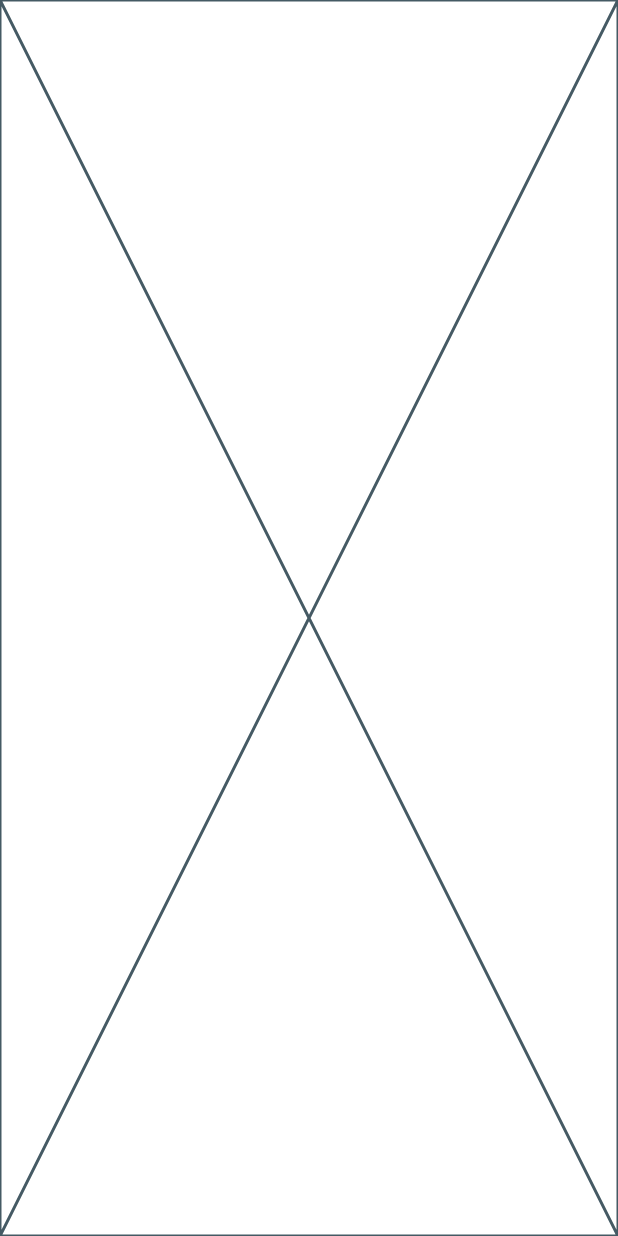
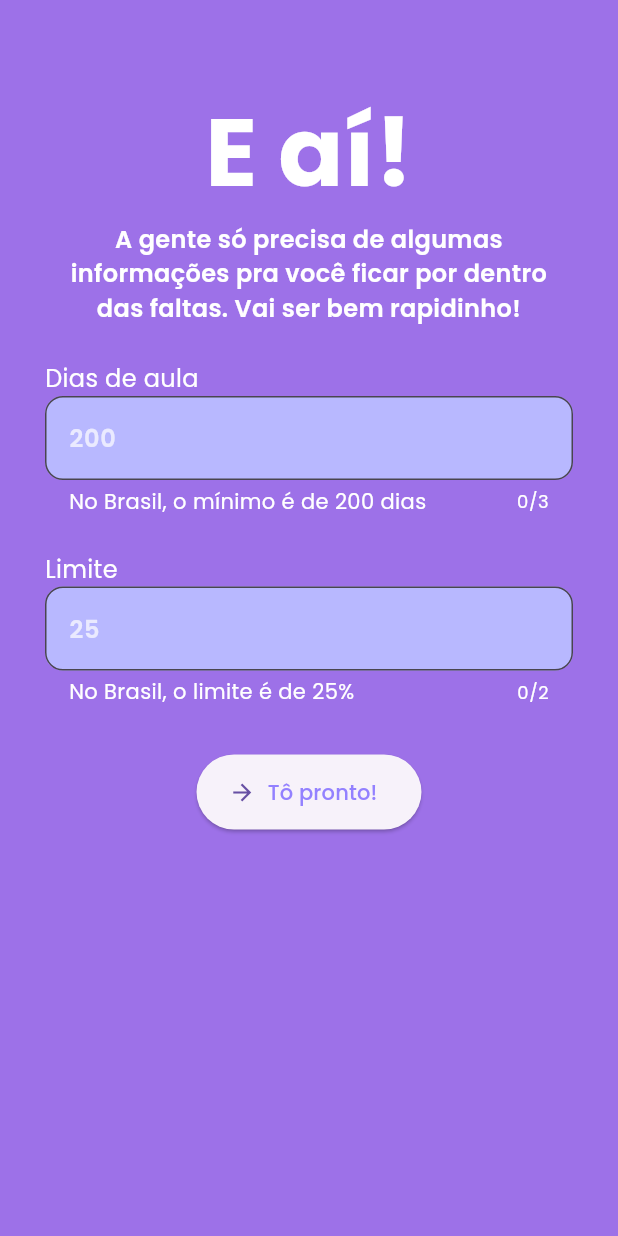
Before and after one commit to om1cael/Falty, a Flutter app: the screen it shows after launch, on a phone screen of 412 x 824 dp. Run offline on Flutter 3.47's test engine with Material 3 defaults, Android fonts, the phone set to English and light mode, and no system bars.

Commit message:
feat: add setup page visual

```diff
--- a/lib/main.dart
+++ b/lib/main.dart
@@ -1,3 +1,4 @@
+import 'package:falty/pages/setup_page.dart';
 import 'package:flutter/material.dart';
 
 void main() {
@@ -13,7 +14,7 @@ class MyApp extends StatelessWidget {
       theme: ThemeData(
         fontFamily: 'Poppins',
       ),
-      home: Placeholder(),
+      home: const SetupPage(),
     );
   }
 }
--- /dev/null
+++ b/lib/pages/setup_page.dart
@@ -0,0 +1,74 @@
+import 'package:falty/widgets/number_input_field.dart';
+import 'package:flutter/material.dart';
+
+class SetupPage extends StatelessWidget {
+  const SetupPage({super.key});
+
+  @override
+  Widget build(BuildContext context) {
+    return Scaffold(
+      backgroundColor: Color(0xff9D71E8),
+      appBar: AppBar(
+        backgroundColor: Color(0xff9D71E8),
+      ),
+      body: SafeArea(
+        child: SingleChildScrollView(
+          child: Padding(
+            padding: const EdgeInsets.only(left: 30, right: 30),
+            child: Column(
+              children: [
+                Text(
+                  'E aí!',
+                  style: TextStyle(
+                    color: Colors.white,
+                    fontWeight: FontWeight.bold,
+                    fontSize: 64
+                  ),
+                ),
+                Text(
+                  'A gente só precisa de algumas informações pra você ficar por dentro das faltas. Vai ser bem rapidinho!',
+                  style: TextStyle(
+                    color: Colors.white,
+                    fontWeight: FontWeight.w600,
+                    fontSize: 16,
+                  ),
+                  textAlign: TextAlign.center,
+                ),
+                SizedBox(height: 24,),
+                NumberInputField(
+                  label: 'Dias de aula',
+                  hint: '200',
+                  helper: 'No Brasil, o mínimo é de 200 dias',
+                  suffix: 'dias',
+                  length: 3,
+                ),
+                SizedBox(height: 24,),
+                NumberInputField(
+                  label: 'Limite',
+                  hint: '25',
+                  helper: 'No Brasil, o limite é de 25%',
+                  suffix: '%',
+                  length: 2,
+                ),
+                SizedBox(height: 32,),
+                ElevatedButton.icon(
+                  onPressed: () {},
+                  style: ElevatedButton.styleFrom(
+                      fixedSize: Size(150, 50)
+                  ),
+                  label: Text(
+                    'Tô pronto!',
+                    style: TextStyle(
+                      color: Color(0xff9381FF)
+                    ),
+                  ),
+                  icon: Icon(Icons.arrow_forward),
+                )
+              ],
+            ),
+          ),
+        ),
+      ),
+    );
+  }
+}
--- /dev/null
+++ b/lib/widgets/number_input_field.dart
@@ -0,0 +1,73 @@
+import 'package:flutter/material.dart';
+import 'package:flutter/services.dart';
+
+class NumberInputField extends StatelessWidget {
+  final String label;
+  final String hint;
+  final String suffix;
+  final String helper;
+  final int length;
+
+  const NumberInputField({
+    super.key,
+    required this.label,
+    required this.hint,
+    required this.suffix,
+    required this.helper,
+    required this.length,
+  });
+
+  @override
+  Widget build(BuildContext context) {
+    return Column(
+      crossAxisAlignment: CrossAxisAlignment.start,
+      children: [
+        Text(
+          label,
+          style: TextStyle(
+            color: Colors.white,
+            fontSize: 16
+          ),
+        ),
+        TextField(
+          keyboardType: TextInputType.number,
+          inputFormatters: [FilteringTextInputFormatter.digitsOnly],
+          maxLength: length,
+          decoration: InputDecoration(
+            border: OutlineInputBorder(
+              borderRadius: BorderRadius.circular(12),
+            ),
+            hintText: hint,
+            filled: true,
+            fillColor: Color(0xffB8B8FF),
+            hintStyle: TextStyle(
+              color: Colors.white70
+            ),
+            suffix: Text(
+              suffix,
+              style: TextStyle(
+                color: Colors.white,
+                fontWeight: FontWeight.w600,
+              ),
+            ),
+            helper: Text(
+              helper,
+              style: TextStyle(
+                color: Colors.white,
+                fontWeight: FontWeight.w300,
+                fontSize: 14,
+              ),
+            ),
+            counterStyle: TextStyle(
+              color: Colors.white
+            ),
+          ),
+          style: TextStyle(
+            color: Colors.white,
+            fontWeight: FontWeight.w600
+          ),
+        ),
+      ],
+    );
+  }
+}
```
